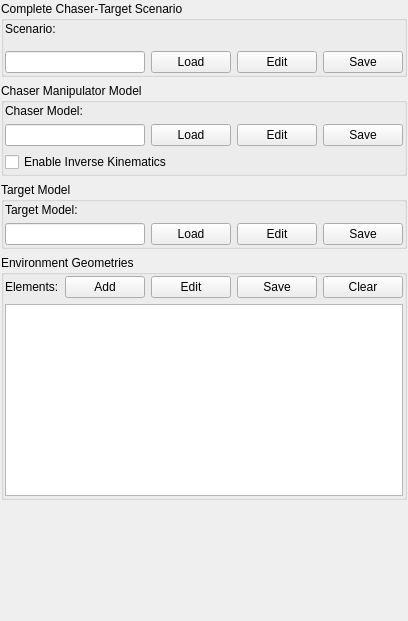
Qt form src/ReaK/gui_qt/ui/chaser_target_mdl_config.ui (mikael-s-persson/ReaK) before a commit.
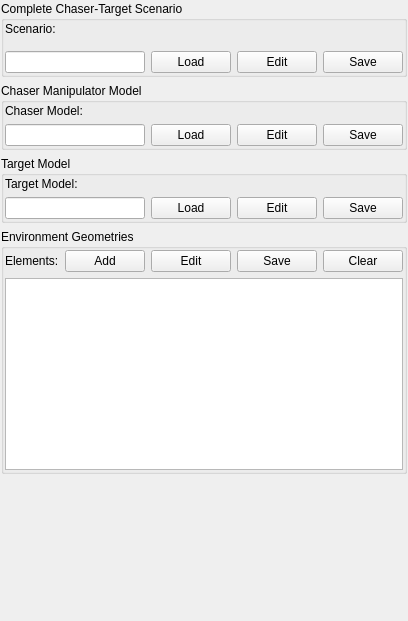
The same form after that commit.

Commit message: Finished making and porting all the config widgets to docks on the CRS planner2 gui app.

Diff of the .ui file:
```diff
--- a/src/ReaK/gui_qt/ui/chaser_target_mdl_config.ui
+++ b/src/ReaK/gui_qt/ui/chaser_target_mdl_config.ui
@@ -138,13 +138,6 @@
         </layout>
        </widget>
       </item>
-      <item>
-       <widget class="QCheckBox" name="enable_ik_check">
-        <property name="text">
-         <string>Enable Inverse Kinematics</string>
-        </property>
-       </widget>
-      </item>
      </layout>
     </widget>
    </item>
```
The commit also changes 19 other files.
